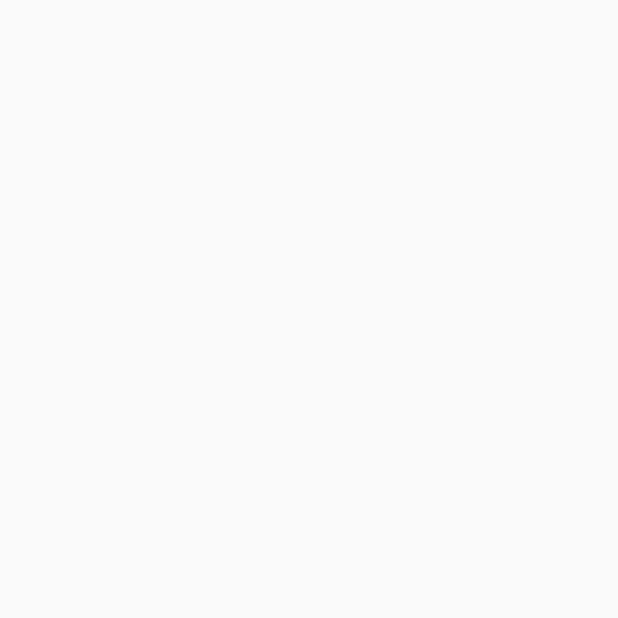
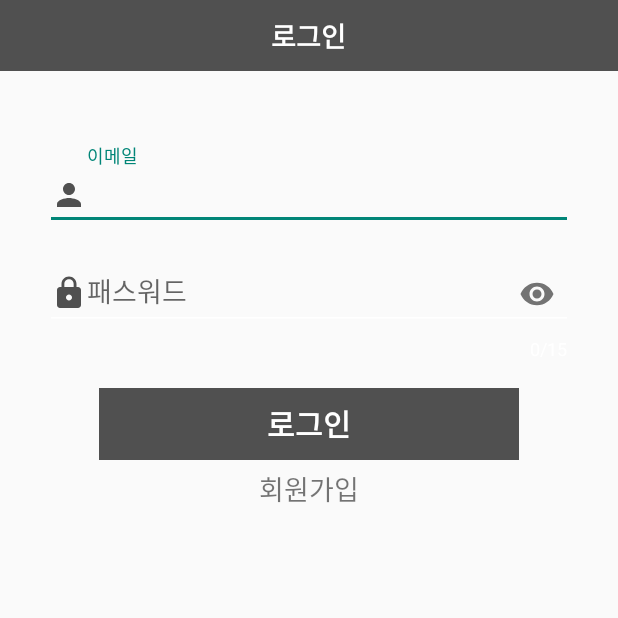
Before and after one commit to JooHui-void/-android-EnglishVocabulary-App, an Android app: the screen it shows after launch (TabActivity before the commit, LoginActivity after it), on a phone screen of 412 x 824 dp, the top half of it. Before the commit the part shown is empty. Run offline under Robolectric (Android 15) with nearby library versions, the phone set to English and light mode, and no system bars; our stand-ins replace Firebase (no records; nobody signed in at launch, a user with empty details on screens opened directly), Room's generated code.

Commit message:
로그인, 회원가입 구현

```diff
--- a/app/build.gradle
+++ b/app/build.gradle
@@ -1,5 +1,6 @@
 plugins {
     id 'com.android.application'
+    id 'com.google.gms.google-services'
 }
 
 android {
@@ -41,10 +42,13 @@ android {
 
 dependencies {
 
+    implementation 'com.android.support:design:31.0.0-alpha1'
     implementation 'androidx.appcompat:appcompat:1.3.1'
     implementation 'com.google.android.material:material:1.4.0'
     implementation 'androidx.constraintlayout:constraintlayout:2.1.1'
     implementation 'androidx.room:room-runtime:2.3.0'
+    implementation 'com.google.firebase:firebase-auth:19.2.0'
+    implementation 'com.google.firebase:firebase-database:20.0.2'
     testImplementation 'junit:junit:4.+'
     androidTestImplementation 'androidx.test.ext:junit:1.1.3'
     androidTestImplementation 'androidx.test.espresso:espresso-core:3.4.0'
--- a/app/src/main/AndroidManifest.xml
+++ b/app/src/main/AndroidManifest.xml
@@ -10,6 +10,12 @@
         android:roundIcon="@mipmap/ic_launcher_round"
         android:supportsRtl="true"
         android:theme="@style/Theme.VocaProject">
+        <activity
+            android:name=".RegisterActivity"
+            android:exported="true" />
+        <activity
+            android:name=".LoginActivity"
+            android:exported="true" />
         <activity
             android:name=".Setting"
             android:exported="true" />
--- a/app/src/main/java/com/example/vocaproject/FlashCardTest.java
+++ b/app/src/main/java/com/example/vocaproject/FlashCardTest.java
@@ -118,7 +118,7 @@ public class FlashCardTest extends AppCompatActivity {
             mWordBookDao.setUpdateWordBook(mTestWordBook.get(0));
         }
 
-        Toast.makeText(this, "짝짝짝, 단어 테스트 종료!", Toast.LENGTH_LONG);
+        Toast.makeText(this, "짝짝짝, 단어 테스트 종료!", Toast.LENGTH_SHORT).show();
         endActivity();
     }
 
--- /dev/null
+++ b/app/src/main/java/com/example/vocaproject/LoginActivity.java
@@ -0,0 +1,122 @@
+package com.example.vocaproject;
+
+import androidx.annotation.NonNull;
+import androidx.appcompat.app.AppCompatActivity;
+
+import android.content.Intent;
+import android.graphics.Color;
+import android.os.Bundle;
+import android.text.Editable;
+import android.text.TextWatcher;
+import android.util.Log;
+import android.view.View;
+import android.widget.Button;
+import android.widget.EditText;
+import android.widget.TextView;
+import android.widget.Toast;
+
+import com.google.android.gms.tasks.OnCompleteListener;
+import com.google.android.gms.tasks.Task;
+import com.google.android.material.textfield.TextInputEditText;
+import com.google.firebase.auth.AuthResult;
+import com.google.firebase.auth.FirebaseAuth;
+import com.google.firebase.database.DatabaseReference;
+import com.google.firebase.database.FirebaseDatabase;
+
+public class LoginActivity extends AppCompatActivity {
+
+    private FirebaseAuth mFirebaseAuth; //파이어베이스 인증
+    private DatabaseReference mDatabaseRef; //실시간 데이터베이스
+    private EditText email, password;
+    private String strEmail, strPwd;
+    private Button loginBtn;
+
+    @Override
+    protected void onCreate(Bundle savedInstanceState) {
+        super.onCreate(savedInstanceState);
+        setContentView(R.layout.activity_login);
+
+        mFirebaseAuth = FirebaseAuth.getInstance();
+        mDatabaseRef = FirebaseDatabase.getInstance().getReference("VocaProject");
+
+        email = (EditText) findViewById(R.id.lgn_email);
+        password = (EditText) findViewById(R.id.lgn_password);
+        loginBtn = (Button) findViewById(R.id.loginButton);
+
+        loginBtn.setEnabled(false);
+
+        email.addTextChangedListener(new TextWatcher() {
+            @Override
+            public void beforeTextChanged(CharSequence charSequence, int i, int i1, int i2) {
+            }
+
+            @Override
+            public void onTextChanged(CharSequence charSequence, int i, int i1, int i2) {
+            }
+
+            @Override
+            public void afterTextChanged(Editable editable) {
+                if(email.length()>0 && password.length()>0) {
+                    loginBtn.setEnabled(true);
+                    loginBtn.setBackgroundColor(Color.BLACK);
+                } else {
+                    loginBtn.setEnabled(false);
+                    loginBtn.setBackgroundColor(Color.GRAY);
+                }
+            }
+        });
+
+        password.addTextChangedListener(new TextWatcher() {
+            @Override
+            public void beforeTextChanged(CharSequence charSequence, int i, int i1, int i2) {
+
+            }
+
+            @Override
+            public void onTextChanged(CharSequence charSequence, int i, int i1, int i2) {
+            }
+
+            @Override
+            public void afterTextChanged(Editable editable) {
+                if(email.length()>0 && password.length()>0) {
+                    loginBtn.setEnabled(true);
+                    loginBtn.setBackgroundColor(Color.BLACK);
+                } else {
+                    loginBtn.setEnabled(false);
+                    loginBtn.setBackgroundColor(Color.GRAY);
+                }
+            }
+        });
+
+        loginBtn.setOnClickListener(new View.OnClickListener(){
+            @Override
+            public void onClick(View view){
+                strEmail = email.getText().toString();
+                strPwd = password.getText().toString();
+
+                mFirebaseAuth.signInWithEmailAndPassword(strEmail, strPwd).addOnCompleteListener(LoginActivity.this, new OnCompleteListener<AuthResult>() {
+                    @Override
+                    public void onComplete(@NonNull Task<AuthResult> task) {
+                        if (task.isSuccessful()){
+                            Intent loginIntent = new Intent(LoginActivity.this, TabActivity.class);
+                            startActivity(loginIntent);
+                            finish();
+                            Toast.makeText(LoginActivity.this, "로그인 성공!", Toast.LENGTH_SHORT).show();
+                        } else {
+                            Toast.makeText(LoginActivity.this, "아이디 또는 비밀번호를 확인해주세요", Toast.LENGTH_SHORT).show();
+                        }
+                    }
+                });
+            }
+        });
+
+        TextView registerBtn = (TextView) findViewById(R.id.registerButton);
+        registerBtn.setOnClickListener(new View.OnClickListener() {
+            @Override
+            public void onClick(View view) {
+                Intent registerIntent = new Intent(LoginActivity.this, RegisterActivity.class);
+                startActivity(registerIntent);
+            }
+        });
+    }
+}
--- a/app/src/main/java/com/example/vocaproject/MainActivity.java
+++ b/app/src/main/java/com/example/vocaproject/MainActivity.java
@@ -29,7 +29,7 @@ public class MainActivity extends AppCompatActivity {
         handler.postDelayed(new Runnable(){
             @Override
             public void run(){
-                startActivity(new Intent(getApplicationContext(), TabActivity.class));
+                startActivity(new Intent(getApplicationContext(), LoginActivity.class));
                 finish();
             }
         }, 2500);
--- a/app/src/main/java/com/example/vocaproject/MeaningTest.java
+++ b/app/src/main/java/com/example/vocaproject/MeaningTest.java
@@ -170,7 +170,7 @@ public class MeaningTest extends AppCompatActivity implements View.OnClickListen
             mWordBookDao.setUpdateWordBook(mTestWordBook.get(0));
         }
 
-        Toast.makeText(this, "짝짝짝, 단어 테스트 종료!", Toast.LENGTH_SHORT);
+        Toast.makeText(this, "짝짝짝, 단어 테스트 종료!", Toast.LENGTH_SHORT).show();
         endActivity();
     }
 
--- a/app/src/main/java/com/example/vocaproject/Word.java
+++ b/app/src/main/java/com/example/vocaproject/Word.java
@@ -14,7 +14,7 @@ public class Word implements Comparable<Word> {
     private String wordEng;
     @ColumnInfo
     private String wordKor;
-    @ColumnInfo(defaultValue = "0")
+    @ColumnInfo(defaultValue = "-1")
     private int isCorrect;
     @ColumnInfo(defaultValue = "0")
     private int isChecking;
--- /dev/null
+++ b/app/src/main/res/drawable/ic_baseline_face_24.xml
@@ -0,0 +1,5 @@
+<vector android:height="24dp" android:tint="#FFFFFF"
+    android:viewportHeight="24" android:viewportWidth="24"
+    android:width="24dp" xmlns:android="http://schemas.android.com/apk/res/android">
+    <path android:fillColor="@android:color/black" android:pathData="M9,11.75c-0.69,0 -1.25,0.56 -1.25,1.25s0.56,1.25 1.25,1.25 1.25,-0.56 1.25,-1.25 -0.56,-1.25 -1.25,-1.25zM15,11.75c-0.69,0 -1.25,0.56 -1.25,1.25s0.56,1.25 1.25,1.25 1.25,-0.56 1.25,-1.25 -0.56,-1.25 -1.25,-1.25zM12,2C6.48,2 2,6.48 2,12s4.48,10 10,10 10,-4.48 10,-10S17.52,2 12,2zM12,20c-4.41,0 -8,-3.59 -8,-8 0,-0.29 0.02,-0.58 0.05,-0.86 2.36,-1.05 4.23,-2.98 5.21,-5.37C11.07,8.33 14.05,10 17.42,10c0.78,0 1.53,-0.09 2.25,-0.26 0.21,0.71 0.33,1.47 0.33,2.26 0,4.41 -3.59,8 -8,8z"/>
+</vector>
--- /dev/null
+++ b/app/src/main/res/drawable/ic_baseline_https_24.xml
@@ -0,0 +1,5 @@
+<vector android:height="24dp" android:tint="#FFFFFF"
+    android:viewportHeight="24" android:viewportWidth="24"
+    android:width="24dp" xmlns:android="http://schemas.android.com/apk/res/android">
+    <path android:fillColor="@android:color/white" android:pathData="M18,8h-1L17,6c0,-2.76 -2.24,-5 -5,-5S7,3.24 7,6v2L6,8c-1.1,0 -2,0.9 -2,2v10c0,1.1 0.9,2 2,2h12c1.1,0 2,-0.9 2,-2L20,10c0,-1.1 -0.9,-2 -2,-2zM12,17c-1.1,0 -2,-0.9 -2,-2s0.9,-2 2,-2 2,0.9 2,2 -0.9,2 -2,2zM15.1,8L8.9,8L8.9,6c0,-1.71 1.39,-3.1 3.1,-3.1 1.71,0 3.1,1.39 3.1,3.1v2z"/>
+</vector>
--- /dev/null
+++ b/app/src/main/res/drawable/ic_baseline_mail_outline_24.xml
@@ -0,0 +1,5 @@
+<vector android:height="24dp" android:tint="#FFFFFF"
+    android:viewportHeight="24" android:viewportWidth="24"
+    android:width="24dp" xmlns:android="http://schemas.android.com/apk/res/android">
+    <path android:fillColor="@android:color/white" android:pathData="M20,4L4,4c-1.1,0 -1.99,0.9 -1.99,2L2,18c0,1.1 0.9,2 2,2h16c1.1,0 2,-0.9 2,-2L22,6c0,-1.1 -0.9,-2 -2,-2zM20,18L4,18L4,8l8,5 8,-5v10zM12,11L4,6h16l-8,5z"/>
+</vector>
--- /dev/null
+++ b/app/src/main/res/drawable/ic_baseline_person_24.xml
@@ -0,0 +1,5 @@
+<vector android:height="24dp" android:tint="#FFFFFF"
+    android:viewportHeight="24" android:viewportWidth="24"
+    android:width="24dp" xmlns:android="http://schemas.android.com/apk/res/android">
+    <path android:fillColor="@android:color/white" android:pathData="M12,12c2.21,0 4,-1.79 4,-4s-1.79,-4 -4,-4 -4,1.79 -4,4 1.79,4 4,4zM12,14c-2.67,0 -8,1.34 -8,4v2h16v-2c0,-2.66 -5.33,-4 -8,-4z"/>
+</vector>
--- /dev/null
+++ b/app/src/main/res/layout/activity_login.xml
@@ -0,0 +1,127 @@
+<?xml version="1.0" encoding="utf-8"?>
+<LinearLayout xmlns:android="http://schemas.android.com/apk/res/android"
+    android:layout_width="match_parent"
+    android:layout_height="match_parent"
+    xmlns:app="http://schemas.android.com/apk/res-auto"
+    android:orientation="vertical">
+
+    <LinearLayout
+        android:layout_width="match_parent"
+        android:layout_height="wrap_content"
+        android:orientation="vertical"
+        android:background="@color/deep_gray">
+
+        <TextView
+            android:layout_width="wrap_content"
+            android:layout_height="wrap_content"
+            android:layout_gravity="center"
+            android:layout_marginTop="10dp"
+            android:layout_marginBottom="10dp"
+            android:text="로그인"
+            android:textColor="@color/white"
+            android:textSize="18dp"
+            android:textStyle="bold" />
+    </LinearLayout>
+
+    <com.google.android.material.textfield.TextInputLayout
+        android:layout_width="match_parent"
+        android:layout_height="wrap_content"
+        android:backgroundTint="@color/deep_gray"
+        android:layout_marginHorizontal="30dp"
+        android:layout_marginTop="50dp"
+        android:layout_marginBottom="8dp">
+
+        <com.google.android.material.textfield.TextInputEditText
+            android:id="@+id/lgn_email"
+            android:layout_width="match_parent"
+            android:layout_height="wrap_content"
+            android:hint="이메일"
+            android:inputType="textEmailAddress"
+            android:drawableStart="@drawable/ic_baseline_person_24"
+            android:drawableLeft="@drawable/ic_baseline_person_24"
+            android:drawableTint="@color/deep_gray"
+            />
+    </com.google.android.material.textfield.TextInputLayout>
+
+    <com.google.android.material.textfield.TextInputLayout
+        app:passwordToggleEnabled="true"
+        android:layout_width="match_parent"
+        android:layout_height="wrap_content"
+        android:layout_marginHorizontal="30dp"
+        android:layout_marginBottom="8dp"
+        app:counterEnabled="true"
+        app:counterMaxLength="15">
+
+        <com.google.android.material.textfield.TextInputEditText
+            android:id="@+id/lgn_password"
+            android:layout_width="match_parent"
+            android:layout_height="wrap_content"
+            android:hint="패스워드"
+            android:inputType="textPassword"
+            android:drawableStart="@drawable/ic_baseline_https_24"
+            android:drawableLeft="@drawable/ic_baseline_https_24"
+            android:drawableTint="@color/deep_gray"
+            />
+    </com.google.android.material.textfield.TextInputLayout>
+
+
+    <LinearLayout
+        android:layout_width="match_parent"
+        android:layout_height="match_parent"
+        android:orientation="vertical">
+
+
+<!--        <EditText-->
+<!--            android:id="@+id/idText"-->
+<!--            android:layout_width="280dp"-->
+<!--            android:layout_height="40dp"-->
+<!--            android:layout_gravity="center"-->
+<!--            android:layout_marginTop="50dp"-->
+<!--            android:background="@color/deep_gray"-->
+<!--            android:drawableStart="@drawable/ic_baseline_person_24"-->
+<!--            android:drawableLeft="@drawable/ic_baseline_person_24"-->
+<!--            android:hint="아이디"-->
+<!--            android:padding="10dp"-->
+<!--            android:privateImeOptions="defaultInputmode=english"-->
+<!--            android:textColor="@color/white"-->
+<!--            android:textColorHint="@color/white" />-->
+
+<!--        <EditText-->
+<!--            android:id="@+id/passwordText"-->
+<!--            android:layout_width="280dp"-->
+<!--            android:layout_height="40dp"-->
+<!--            android:layout_gravity="center"-->
+<!--            android:layout_marginTop="10dp"-->
+<!--            android:background="@color/deep_gray"-->
+<!--            android:drawableStart="@drawable/ic_baseline_https_24"-->
+<!--            android:drawableLeft="@drawable/ic_baseline_https_24"-->
+<!--            android:hint="패스워드"-->
+<!--            android:inputType="textPassword"-->
+<!--            android:padding="10dp"-->
+<!--            android:privateImeOptions="defaultInputmode=english"-->
+<!--            android:textColor="@color/white"-->
+<!--            android:textColorHint="@color/white" />-->
+
+        <Button
+            android:id="@+id/loginButton"
+            android:layout_width="280dp"
+            android:layout_height="wrap_content"
+            android:layout_gravity="center"
+            android:layout_marginTop="10dp"
+            android:background="@color/deep_gray"
+            android:text="로그인"
+            android:textColor="@color/white"
+            android:textSize="20dp"
+            android:textStyle="bold" />
+
+        <TextView
+            android:id="@+id/registerButton"
+            android:layout_width="wrap_content"
+            android:layout_height="wrap_content"
+            android:layout_gravity="center"
+            android:layout_marginTop="5dp"
+            android:text="회원가입"
+            android:textSize="18dp" />
+    </LinearLayout>
+
+</LinearLayout>
--- a/app/src/main/res/values/themes.xml
+++ b/app/src/main/res/values/themes.xml
@@ -15,7 +15,7 @@
         <item name="windowNoTitle">true</item>
         <item name="android:textColorSecondary">@color/white</item>
     </style>
-    <style name="AppTheme" parent="Theme.AppCompat.Light.NoActionBar">
+    <style name="AppTheme" parent="Theme.MaterialComponents.Light.NoActionBar">
         <!-- Customize your theme here. -->
         <item name="colorPrimary">@color/purple_200</item>
         <item name="colorPrimaryDark">@color/purple_200</item>
--- a/build.gradle
+++ b/build.gradle
@@ -6,6 +6,7 @@ buildscript {
     }
     dependencies {
         classpath "com.android.tools.build:gradle:7.0.2"
+        classpath 'com.google.gms:google-services:4.3.10'
 
         // NOTE: Do not place your application dependencies here; they belong
         // in the individual module build.gradle files
```
Also changed, not shown: app/src/main/java/com/example/vocaproject/RegisterActivity.java (added, +148 -0 lines), app/src/main/java/com/example/vocaproject/UserAccount.java (added, +43 -0 lines), app/src/main/res/layout/activity_register.xml (added, +104 -0 lines), app/src/main/res/values/arrays.xml (added, +10 -0 lines), app/src/main/assets/database/Word.db, 2 other files.
